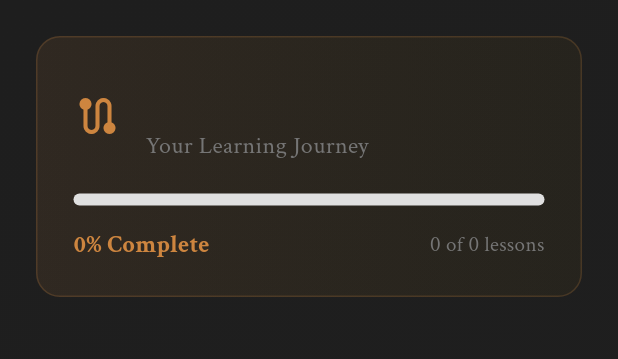
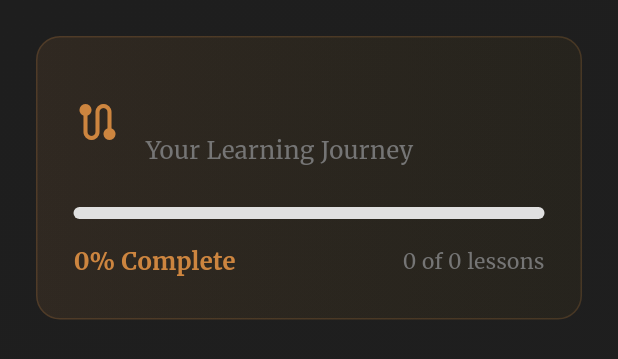
Before and after one commit to mechawolf-wd/readlock, a Flutter app: the CourseRoadmapWidget widget shown alone on an empty page, opened directly with empty values, on a phone screen of 412 x 824 dp. Shown: the top 359 px of the screen. Run offline on Flutter 3.47's test engine with Material 3 defaults, Android fonts, the phone set to English and light mode, and no system bars; our stand-ins replace google_fonts.

Commit message:
Next changes.

```diff
--- a/readlock/lib/constants/app_theme.dart
+++ b/readlock/lib/constants/app_theme.dart
@@ -21,106 +21,28 @@ class AppTheme {
   static const Color greyBackground = Color(0xFF3D3D3D);
   static const Color white = Color(0xFF2D2D2D); // Dark card color
 
-  // Extended color palette
-  static final Color grey300 =
-      Colors.grey[300] ?? const Color(0xFFE0E0E0);
-  static final Color grey400 =
-      Colors.grey[400] ?? const Color(0xFFBDBDBD);
-  static final Color grey600 =
-      Colors.grey[600] ?? const Color(0xFF757575);
-  static final Color grey700 =
-      Colors.grey[700] ?? const Color(0xFF616161);
-
-  static final Color blue600 =
-      Colors.blue[600] ?? const Color(0xFF1E88E5);
-  static final Color green600 =
-      Colors.green[600] ?? const Color(0xFF43A047);
-  static final Color green800 =
-      Colors.green[800] ?? const Color(0xFF2E7D32);
-  static final Color red800 =
-      Colors.red[800] ?? const Color(0xFFC62828);
-  static final Color orange600 =
-      Colors.orange[600] ?? const Color(0xFFFB8C00);
-  static final Color purple600 =
-      Colors.purple[600] ?? const Color(0xFF8E24AA);
-
-  static final Color brown50 = const Color(0xFFFDF5E6);
-  static final Color brown200 = const Color(0xFFDEB887);
-  static final Color brown400 = const Color(0xFFCD853F);
-  static final Color brown600 = const Color(0xFFB8860B);
-
-  static final Color amber50 =
-      Colors.amber[50] ?? const Color(0xFFFFF8E1);
-  static final Color amber200 =
-      Colors.amber[200] ?? const Color(0xFFFFE082);
-  static final Color amber700 =
-      Colors.amber[700] ?? const Color(0xFFFFA000);
-
-  // Extended color variants
-  static final Color grey50 =
-      Colors.grey[50] ?? const Color(0xFFFAFAFA);
-  static final Color grey100 =
-      Colors.grey[100] ?? const Color(0xFFF5F5F5);
-  static final Color blue50 =
-      Colors.blue[50] ?? const Color(0xFFE3F2FD);
-  static final Color blue100 =
-      Colors.blue[100] ?? const Color(0xFFBBDEFB);
-  static final Color blue200 =
-      Colors.blue[200] ?? const Color(0xFF90CAF9);
-  static final Color blue800 =
-      Colors.blue[800] ?? const Color(0xFF1565C0);
-  static final Color green100 =
-      Colors.green[100] ?? const Color(0xFFC8E6C9);
-  static final Color red100 =
-      Colors.red[100] ?? const Color(0xFFFFCDD2);
-
+  // Status colors
   static const Color successColor = Colors.green;
   static const Color errorColor = Colors.red;
   static const Color warningColor = Colors.orange;
   static const Color infoColor = Colors.blue;
 
-  // Typography with serif fonts
-  static final TextStyle headingLarge = GoogleFonts.crimsonText(
-    fontSize: 28,
-    fontWeight: FontWeight.bold,
-    color: textPrimary,
-  );
-
-  static final TextStyle headingMedium = GoogleFonts.crimsonText(
-    fontSize: 24,
-    fontWeight: FontWeight.bold,
-    color: textPrimary,
-  );
-
-  static final TextStyle headingSmall = GoogleFonts.crimsonText(
-    fontSize: 20,
-    fontWeight: FontWeight.w500,
-    color: textPrimary,
-  );
-
-  static final TextStyle bodyLarge = GoogleFonts.crimsonText(
-    fontSize: 18,
-    fontWeight: FontWeight.w500,
-    color: textPrimary,
-    height: 1.0,
-  );
-
-  static final TextStyle bodyMedium = GoogleFonts.crimsonText(
-    fontSize: 16,
-    color: textPrimary,
-    height: 1.0,
-  );
-
-  static final TextStyle bodySmall = GoogleFonts.crimsonText(
-    fontSize: 14,
-    color: textPrimary,
-  );
-
-  static final TextStyle captionText = GoogleFonts.crimsonText(
-    fontSize: 12,
-    color: textPrimary,
-    fontWeight: FontWeight.bold,
-  );
+  // Essential extended colors for content widgets
+  static final Color grey300 = Colors.grey[300] ?? const Color(0xFFE0E0E0);
+  static final Color grey400 = Colors.grey[400] ?? const Color(0xFFBDBDBD);
+  static final Color grey600 = Colors.grey[600] ?? const Color(0xFF757575);
+  static final Color blue50 = Colors.blue[50] ?? const Color(0xFFE3F2FD);
+  static final Color blue100 = Colors.blue[100] ?? const Color(0xFFBBDEFB);
+  static final Color blue200 = Colors.blue[200] ?? const Color(0xFF90CAF9);
+  static final Color blue600 = Colors.blue[600] ?? const Color(0xFF1E88E5);
+  static final Color green600 = Colors.green[600] ?? const Color(0xFF43A047);
+  static final Color green800 = Colors.green[800] ?? const Color(0xFF2E7D32);
+  static final Color brown50 = const Color(0xFFFDF5E6);
+  static final Color brown200 = const Color(0xFFDEB887);
+  static final Color amber50 = Colors.amber[50] ?? const Color(0xFFFFF8E1);
+  static final Color amber200 = Colors.amber[200] ?? const Color(0xFFFFE082);
+  static final Color amber700 = Colors.amber[700] ?? const Color(0xFFFFA000);
+  static final Color grey50 = Colors.grey[50] ?? const Color(0xFFFAFAFA);
 
   // Spacing
   static const double spacingXS = 4.0;
@@ -149,51 +71,27 @@ class AppTheme {
   static const double alphaDark = 0.8;
   static const double alphaOpaque = 0.9;
 
-  // Color variants with alpha transparency
-  static Color get primaryBlueLight =>
-      primaryBlue.withValues(alpha: alphaLight);
-  static Color get primaryGreenLight =>
-      primaryGreen.withValues(alpha: alphaLight);
-  static Color get primaryGreenVeryLight =>
-      primaryGreen.withValues(alpha: alphaVeryLight);
-  static Color get primaryGreenMedium =>
-      primaryGreen.withValues(alpha: alphaMedium);
-  static Color get primaryGreenHeavy =>
-      primaryGreen.withValues(alpha: alphaHeavy);
-  static Color get primaryAmberLight =>
-      primaryAmber.withValues(alpha: alphaLight);
-  static Color get primaryAmberVeryLight =>
-      primaryAmber.withValues(alpha: alphaVeryLight);
-  static Color get primaryAmberMedium =>
-      primaryAmber.withValues(alpha: alphaMedium);
-  static Color get primaryDeepPurpleVeryLight =>
-      primaryDeepPurple.withValues(alpha: alphaVeryLight);
+  // Essential color variants with alpha transparency (used in widgets)
   static Color get primaryDeepPurpleLight =>
       primaryDeepPurple.withValues(alpha: alphaLight);
   static Color get primaryBrownVeryLight =>
       primaryBrown.withValues(alpha: alphaVeryLight);
-  static Color get grey600Medium =>
-      grey600.withValues(alpha: alphaMedium);
-  static Color get whiteHeavy =>
-      Colors.white.withValues(alpha: alphaHeavy);
-  static Color get whiteOpaque =>
-      Colors.white.withValues(alpha: alphaOpaque);
-  static Color get whiteDark =>
-      Colors.white.withValues(alpha: alphaDark);
-  static Color get primaryBrownHeavy =>
-      primaryBrown.withValues(alpha: alphaHeavy);
-  static Color get primaryDeepPurpleHeavy =>
-      primaryDeepPurple.withValues(alpha: alphaHeavy);
   static Color get backgroundDarkDark =>
       backgroundDark.withValues(alpha: alphaDark);
   static Color get backgroundLightHeavy =>
       backgroundLight.withValues(alpha: alphaHeavy);
-  static Color get primaryBrownLight =>
-      primaryBrown.withValues(alpha: alphaLight);
   static Color get primaryBrownMedium =>
       primaryBrown.withValues(alpha: alphaMedium);
   static Color get primaryDeepPurpleMedium =>
       primaryDeepPurple.withValues(alpha: alphaMedium);
+  static Color get primaryDeepPurpleHeavy =>
+      primaryDeepPurple.withValues(alpha: alphaHeavy);
+  static Color get primaryBrownLight =>
+      primaryBrown.withValues(alpha: alphaLight);
+  static Color get primaryDeepPurpleVeryLight =>
+      primaryDeepPurple.withValues(alpha: alphaVeryLight);
+  static Color get primaryBrownHeavy =>
+      primaryBrown.withValues(alpha: alphaHeavy);
   static Color get blue600Medium =>
       blue600.withValues(alpha: alphaMedium);
   static Color get green600Heavy =>
@@ -204,10 +102,41 @@ class AppTheme {
       brown200.withValues(alpha: alphaHeavy);
   static Color get blue200Heavy =>
       blue200.withValues(alpha: alphaHeavy);
-  static Color get amber200Heavy =>
-      amber200.withValues(alpha: alphaHeavy);
   static Color get grey300Heavy =>
       grey300.withValues(alpha: alphaHeavy);
+
+  // Typography styles (import from typography.dart)
+  static TextStyle get headingLarge => GoogleFonts.merriweather(
+        fontSize: 28,
+        fontWeight: FontWeight.bold,
+        color: textPrimary,
+        height: 1.4,
+      );
+
+  static TextStyle get headingSmall => GoogleFonts.merriweather(
+        fontSize: 20,
+        fontWeight: FontWeight.w600,
+        color: textPrimary,
+        height: 1.5,
+      );
+
+  static TextStyle get bodyMedium => GoogleFonts.merriweather(
+        fontSize: 16,
+        color: textPrimary,
+        height: 1.6,
+      );
+
+  static TextStyle get bodySmall => GoogleFonts.merriweather(
+        fontSize: 14,
+        color: textSecondary,
+        height: 1.5,
+      );
+
+  static TextStyle get captionText => GoogleFonts.merriweather(
+        fontSize: 12,
+        color: textSecondary,
+        height: 1.4,
+      );
 
   // Shadow opacity constants
   static const double shadowLight = 0.08;
@@ -259,19 +188,22 @@ class AppTheme {
 
   static ColorScheme getCourseColorScheme(CourseThemeColor color) {
     switch (color) {
-      case CourseThemeColor.blue: {
+      case CourseThemeColor.blue:
+        {
           return ColorScheme.fromSeed(
             seedColor: primaryBlue,
             brightness: Brightness.dark,
           );
         }
-      case CourseThemeColor.green: {
+      case CourseThemeColor.green:
+        {
           return ColorScheme.fromSeed(
             seedColor: primaryGreen,
             brightness: Brightness.dark,
           );
         }
-      case CourseThemeColor.purple: {
+      case CourseThemeColor.purple:
+        {
           return ColorScheme.fromSeed(
             seedColor: primaryBrown,
             brightness: Brightness.dark,
--- a/readlock/lib/course_screens/data/course_data.dart
+++ b/readlock/lib/course_screens/data/course_data.dart
@@ -160,7 +160,8 @@ const Course designOfEverydayThingsCourse = Course(
           id: 'reflection_1',
           title: 'Design in Your Life',
           emoji: '🤔',
-          prompt: 'Think about a recent time when you struggled with a poorly designed object or interface. What made it confusing?',
+          prompt:
+              'Think about a recent time when you struggled with a poorly designed object or interface. What made it confusing?',
           thinkingPoints: [
             'What did you expect to happen vs. what actually happened?',
             'Were there visual cues that led you astray?',
--- a/readlock/lib/course_screens/widgets/layout/course_roadmap_widget.dart
+++ b/readlock/lib/course_screens/widgets/layout/course_roadmap_widget.dart
@@ -34,7 +34,7 @@ class CourseRoadmapWidget extends StatelessWidget {
           child: Div.column([
             CourseProgressHeader(),
 
-            Spacing.height(AppTheme.spacingXXXL),
+            const Spacing.height(AppTheme.spacingXXXL),
 
             FlowingRoadmapPath(),
           ], crossAxisAlignment: CrossAxisAlignment.start),
@@ -72,7 +72,7 @@ class CourseRoadmapWidget extends StatelessWidget {
                 size: 32,
               ),
 
-              Spacing.width(AppTheme.spacingL),
+              const Spacing.width(AppTheme.spacingL),
 
               Expanded(
                 child: Div.column([
@@ -93,7 +93,7 @@ class CourseRoadmapWidget extends StatelessWidget {
               ),
             ]),
 
-            Spacing.height(AppTheme.spacingXXL),
+            const Spacing.height(AppTheme.spacingXXL),
 
             Stack(
               children: [
@@ -123,7 +123,7 @@ class CourseRoadmapWidget extends StatelessWidget {
               ],
             ),
 
-            Spacing.height(AppTheme.spacingL),
+            const Spacing.height(AppTheme.spacingL),
 
             Div.row([
               Text(
@@ -197,7 +197,7 @@ class CourseRoadmapWidget extends StatelessWidget {
         sectionIndex: sectionIndex,
       ),
 
-      Spacing.height(AppTheme.spacingXXL),
+      const Spacing.height(AppTheme.spacingXXL),
 
       FlowingContentPath(section: section, sectionIndex: sectionIndex),
     ], margin: const EdgeInsets.symmetric(vertical: AppTheme.spacingL));
@@ -266,7 +266,7 @@ class CourseRoadmapWidget extends StatelessWidget {
                   size: 32,
                 ),
 
-                Spacing.height(4),
+                const Spacing.height(4),
 
                 Text(
                   '$nodeNumber',
@@ -307,7 +307,7 @@ class CourseRoadmapWidget extends StatelessWidget {
           ],
         ),
 
-        Spacing.height(AppTheme.spacingM),
+        const Spacing.height(AppTheme.spacingM),
 
         Div.row(
           [
@@ -396,7 +396,7 @@ class CourseRoadmapWidget extends StatelessWidget {
           ),
         ),
 
-        Spacing.width(AppTheme.spacingL),
+        const Spacing.width(AppTheme.spacingL),
 
         Text(
           title,
```
Also changed, not shown: readlock/lib/course_screens/course_detail_screen.dart (+52 -28 lines), readlock/lib/course_screens/course_roadmap_screen.dart (+14 -5 lines), 1 other file. Lines whose indentation alone changed are shown as unchanged.
